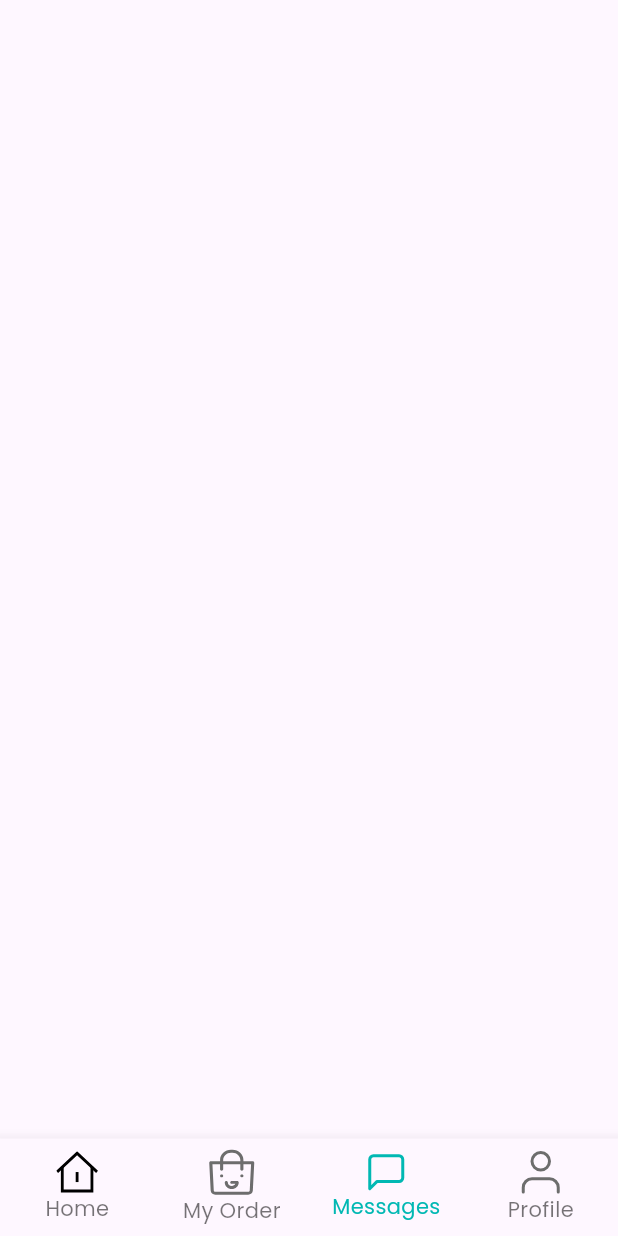
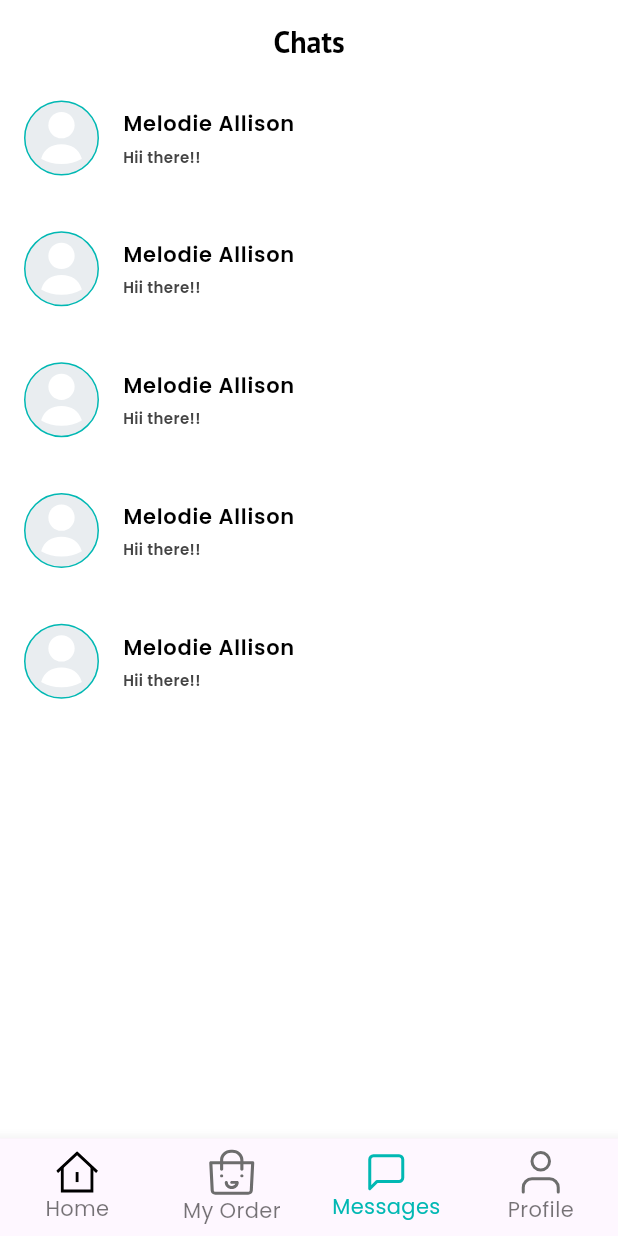
Before and after one commit to A4arpitme/Freegi_customer_App, a Flutter app: the screen it shows after launch, item 3 of the bottom bar chosen, on a phone screen of 412 x 824 dp. Run offline on Flutter 3.47's test engine with Material 3 defaults, Android fonts, the phone set to English and light mode, and no system bars; our stand-ins replace country_picker, dotted_border, flutter_custom_clippers, flutter_screenutil, flutter_svg, flutter_switch and 4 more; missing offline and left inert: flutter_pannable_rating_bar.

Commit message:
- Added chat listing screen

```diff
--- /dev/null
+++ b/lib/binding/chat_list_binding.dart
@@ -0,0 +1,10 @@
+import 'package:freegi_app/controller/address_detail_controller.dart';
+import 'package:freegi_app/controller/chat_list_controller.dart';
+import 'package:get/get.dart';
+
+class ChatListBinding extends Bindings {
+  @override
+  void dependencies() {
+    Get.lazyPut<ChatListController>(() => ChatListController());
+  }
+}
--- /dev/null
+++ b/lib/controller/chat_list_controller.dart
@@ -0,0 +1,7 @@
+
+
+import 'package:get/get.dart';
+
+class ChatListController extends GetxController{
+
+}
--- a/lib/controller/dashboard_controller.dart
+++ b/lib/controller/dashboard_controller.dart
@@ -1,7 +1,9 @@
 import 'package:flutter/material.dart';
+import 'package:freegi_app/binding/chat_list_binding.dart';
 import 'package:freegi_app/binding/home_binding.dart';
 import 'package:freegi_app/binding/my_orders_binding.dart';
 import 'package:freegi_app/routes/app_routes.dart';
+import 'package:freegi_app/ui/chat/chat_list_screen.dart';
 import 'package:freegi_app/ui/home/home_page.dart';
 import 'package:freegi_app/ui/my_orders/my_orders_page.dart';
 import 'package:freegi_app/ui/profile/profile_page.dart';
@@ -15,7 +17,7 @@ class DashboardController extends GetxController {
   final pages = <String>[
     AppRoutes.home,
     AppRoutes.myOrders,
-    AppRoutes.chat,
+    AppRoutes.chats,
     AppRoutes.editProfile,
   ];
 
@@ -41,11 +43,11 @@ class DashboardController extends GetxController {
       );
     }
 
-    if (settings.name == AppRoutes.chat) {
+    if (settings.name == AppRoutes.chats) {
       return GetPageRoute(
         settings: settings,
-        page: () => const Scaffold(),
-        // binding: ChatBinding(),
+        page: () => const ChatListScreen(),
+        binding: ChatListBinding(),
       );
     }
 
--- a/lib/routes/app_routes.dart
+++ b/lib/routes/app_routes.dart
@@ -3,6 +3,7 @@ import 'package:freegi_app/binding/addresses_binding.dart';
 import 'package:freegi_app/binding/all_categories_binding.dart';
 import 'package:freegi_app/binding/cart_binding.dart';
 import 'package:freegi_app/binding/chat_binding.dart';
+import 'package:freegi_app/binding/chat_list_binding.dart';
 import 'package:freegi_app/binding/contact_shop_binding.dart';
 import 'package:freegi_app/binding/coupons_binding.dart';
 import 'package:freegi_app/binding/customer_service_binding.dart';
@@ -32,6 +33,7 @@ import 'package:freegi_app/ui/addresses/address_detail_page.dart';
 import 'package:freegi_app/ui/addresses/addresses_page.dart';
 import 'package:freegi_app/ui/all_categories/all_categories_page.dart';
 import 'package:freegi_app/ui/cart/cart_screen.dart';
+import 'package:freegi_app/ui/chat/chat_list_screen.dart';
 import 'package:freegi_app/ui/chat/chat_page.dart';
 import 'package:freegi_app/ui/coupons/coupons_page.dart';
 import 'package:freegi_app/ui/dashboard/dashboard_page.dart';
@@ -90,6 +92,7 @@ class AppRoutes {
   static const String profile = '/profile';
   static const String wallet = '/wallet';
   static const String topUpWallet = '/top-up-wallet';
+  static const String chats = '/chats';
   static const String chat = '/chat';
   static const String addresses = '/addresses';
   static const String addressDetail = '/address-detail';
@@ -244,6 +247,11 @@ class AppRoutes {
       binding: TopUpBinding(),
     ),
     GetPage(
+      name: chats,
+      page: () => const ChatListScreen(),
+      binding: ChatListBinding(),
+    ),
+    GetPage(
       name: chat,
       page: () => const ChatPage(),
       binding: ChatBinding(),
--- /dev/null
+++ b/lib/ui/chat/chat_list_screen.dart
@@ -0,0 +1,65 @@
+import 'package:flutter/material.dart';
+import 'package:flutter_screenutil/flutter_screenutil.dart';
+import 'package:flutter_svg/flutter_svg.dart';
+import 'package:freegi_app/controller/chat_list_controller.dart';
+import 'package:freegi_app/generated/assets.dart';
+import 'package:freegi_app/routes/app_routes.dart';
+import 'package:freegi_app/utils/colors.dart';
+import 'package:freegi_app/utils/text_styles.dart';
+import 'package:freegi_app/widgets/custom_app_bar.dart';
+import 'package:get/get.dart';
+
+class ChatListScreen extends GetView<ChatListController> {
+  const ChatListScreen({super.key});
+
+  @override
+  Widget build(BuildContext context) {
+    return Scaffold(
+      backgroundColor: AppColor.white,
+      appBar: const CustomAppBar(
+        title: "Chats",
+        showBackButton: false,
+      ),
+      body: ListView.separated(
+        itemCount: 5,
+        separatorBuilder: (context, index) => 15.verticalSpace,
+        itemBuilder: (BuildContext context, int index) {
+          return ListTile(
+            onTap: () => Get.toNamed(AppRoutes.chat),
+            leading: Container(
+              height: 50,
+              width: 50,
+              padding: const EdgeInsets.all(2).r,
+              decoration: BoxDecoration(
+                  color: AppColor.color_E9EDF0,
+                  shape: BoxShape.circle,
+                  border: Border.all(color: AppColor.color_01B8B3)),
+              child: SvgPicture.asset(
+                Assets.imagesDefaultProfilePic,
+                // height: 84,
+              ),
+            ),
+            title: Text(
+              "Melodie Allison",
+              style: TextStyle(
+                fontFamily: poppinsFamily,
+                fontWeight: FontWeight.w600,
+                fontSize: 14.spMin,
+                color: AppColor.black,
+              ),
+            ),
+            subtitle: Text(
+              "Hii there!!",
+              style: TextStyle(
+                fontFamily: poppinsFamily,
+                fontWeight: FontWeight.w600,
+                fontSize: 10.spMin,
+                color: AppColor.color_444444,
+              ),
+            ),
+          );
+        },
+      ),
+    );
+  }
+}
--- a/lib/ui/chat/chat_page.dart
+++ b/lib/ui/chat/chat_page.dart
@@ -23,8 +23,8 @@ class ChatPage extends GetView<ChatController> {
         children: [
           10.verticalSpace,
           Container(
-            padding: EdgeInsets.only(bottom: 10).r,
-            decoration: BoxDecoration(border: Border(bottom: BorderSide())),
+            padding: const EdgeInsets.only(bottom: 10).r,
+            decoration: const BoxDecoration(border: Border(bottom: BorderSide())),
             child: Row(
               children: [
                 Flexible(
@@ -111,8 +111,8 @@ class ChatPage extends GetView<ChatController> {
                         height: 30,
                       ),
                     ),
-                    Padding(
-                      padding: const EdgeInsets.all(10),
+                    const Padding(
+                      padding: EdgeInsets.all(10),
                       child: Icon(
                         Icons.more_vert,
                         size: 30,
--- a/lib/ui/my_orders/my_orders_page.dart
+++ b/lib/ui/my_orders/my_orders_page.dart
@@ -1,14 +1,11 @@
 import 'package:flutter/material.dart';
-import 'package:flutter_pannable_rating_bar/flutter_pannable_rating_bar.dart';
 import 'package:flutter_screenutil/flutter_screenutil.dart';
-import 'package:flutter_svg/svg.dart';
 import 'package:freegi_app/controller/my_orders_controller.dart';
 import 'package:freegi_app/generated/assets.dart';
 import 'package:freegi_app/ui/my_orders/widgets/my_orders_items_widget.dart';
 import 'package:freegi_app/utils/colors.dart';
 import 'package:freegi_app/utils/text_styles.dart';
 import 'package:freegi_app/widgets/custom_app_bar.dart';
-import 'package:freegi_app/widgets/custom_app_button.dart';
 import 'package:get/get.dart';
 
 class MyOrdersPage extends GetView<MyOrdersController> {
@@ -17,7 +14,10 @@ class MyOrdersPage extends GetView<MyOrdersController> {
   @override
   Widget build(BuildContext context) {
     return Scaffold(
-      appBar: const CustomAppBar(title: 'My Orders'),
+      appBar: const CustomAppBar(
+        title: 'My Orders',
+        showBackButton: false,
+      ),
       body: Column(
         children: [
           Container(
@@ -57,7 +57,7 @@ class MyOrdersPage extends GetView<MyOrdersController> {
           ),
           Flexible(
             child: ListView.separated(
-              padding: const EdgeInsets.fromLTRB(15,15,15,25).r,
+              padding: const EdgeInsets.fromLTRB(15, 15, 15, 25).r,
               itemBuilder: (context, index) => const MyOrdersItemsWidget(),
               separatorBuilder: (context, index) => 10.verticalSpace,
               itemCount: 3,
--- a/lib/widgets/custom_app_bar.dart
+++ b/lib/widgets/custom_app_bar.dart
@@ -12,9 +12,11 @@ class CustomAppBar extends StatelessWidget implements PreferredSizeWidget {
     required this.title,
     this.actions,
     this.backgroundColor = AppColor.white,
+    this.showBackButton = true,
   });
 
   final String title;
+  final bool showBackButton;
   final Color backgroundColor;
   final List<Widget>? actions;
 
@@ -22,7 +24,10 @@ class CustomAppBar extends StatelessWidget implements PreferredSizeWidget {
   Widget build(BuildContext context) {
     return AppBar(
       backgroundColor: backgroundColor,
-      leading: GestureDetector(
+      automaticallyImplyLeading: false,
+      leading: !showBackButton
+          ? null
+          : GestureDetector(
               onTap: Get.back,
               child: Padding(
                 padding: const EdgeInsets.symmetric(horizontal: 20),
```
Lines whose indentation alone changed are shown as unchanged.
